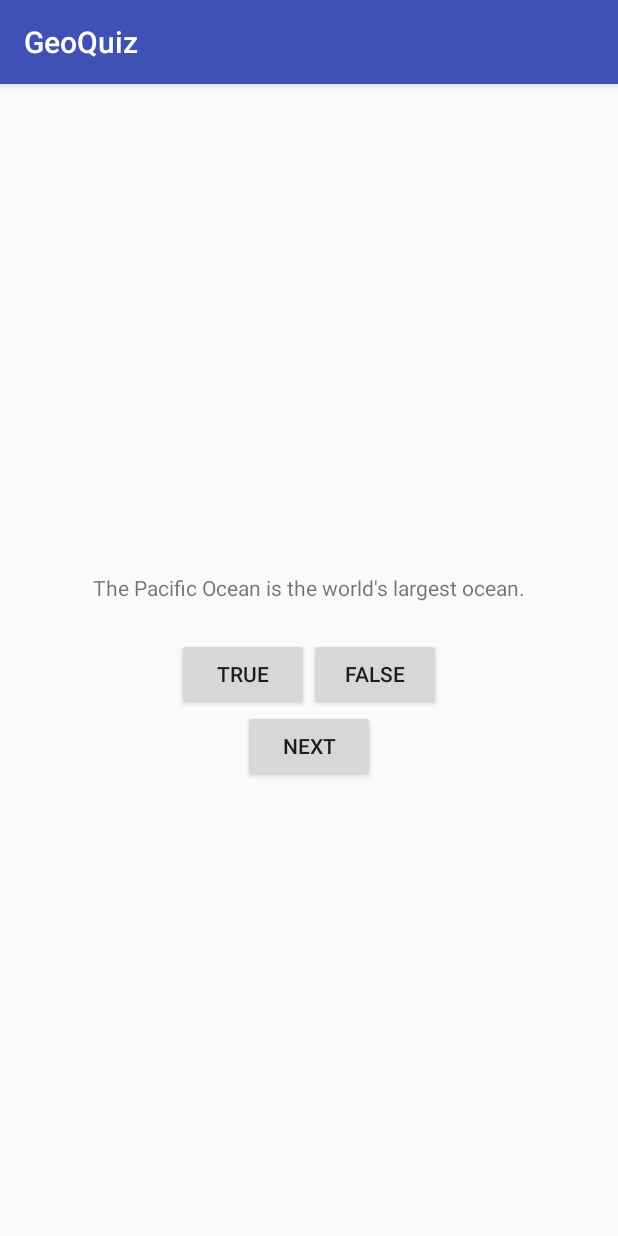
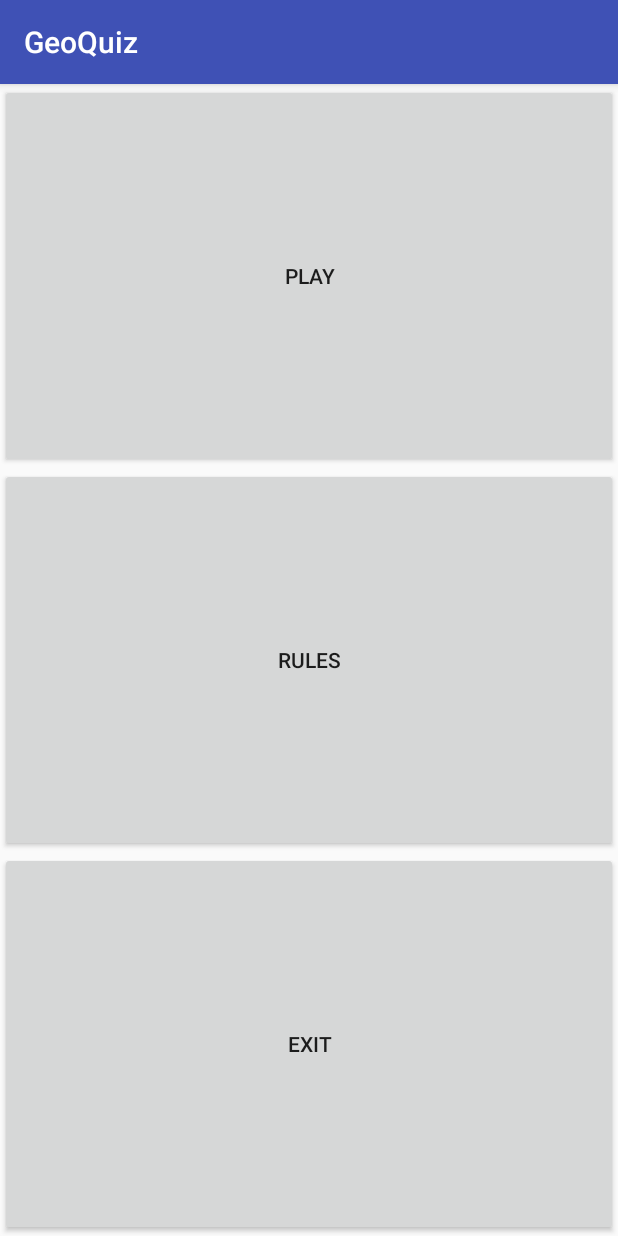
Before and after one commit to keyikeyi/geo-quiz, an Android app: the screen it shows after launch (QuizActivity before the commit, MainActivity after it), on a phone screen of 412 x 824 dp. Run offline under Robolectric (Android 15) with nearby library versions, the phone set to English and light mode, and no system bars.

Commit message:
Add play_button, rules_button and exit_button

```diff
--- a/app/src/main/AndroidManifest.xml
+++ b/app/src/main/AndroidManifest.xml
@@ -9,13 +9,13 @@
         android:roundIcon="@mipmap/ic_launcher_round"
         android:supportsRtl="true"
         android:theme="@style/AppTheme">
-        <activity android:name=".QuizActivity">
+        <activity android:name=".MainActivity">
             <intent-filter>
                 <action android:name="android.intent.action.MAIN" />
-
                 <category android:name="android.intent.category.LAUNCHER" />
             </intent-filter>
         </activity>
+        <activity android:name=".QuizActivity"></activity>
     </application>
 
 </manifest>
--- /dev/null
+++ b/app/src/main/java/com/example/tankeyi/geoquiz/MainActivity.java
@@ -0,0 +1,23 @@
+package com.example.tankeyi.geoquiz;
+
+import android.support.v7.app.AppCompatActivity;
+import android.os.Bundle;
+import android.view.View;
+import android.widget.Button;
+import android.content.Intent;
+
+public class MainActivity extends AppCompatActivity {
+    @Override
+    protected void onCreate(Bundle savedInstanceState) {
+        super.onCreate(savedInstanceState);
+        setContentView(R.layout.activity_main);
+
+        Button mPlayButton = (Button) findViewById(R.id.play_button);
+        mPlayButton.setOnClickListener(new View.OnClickListener() {
+            @Override
+            public void onClick(View view) {
+                startActivity(new Intent(MainActivity.this, QuizActivity.class));
+            }
+        });
+    }
+}
--- a/app/src/main/java/com/example/tankeyi/geoquiz/QuizActivity.java
+++ b/app/src/main/java/com/example/tankeyi/geoquiz/QuizActivity.java
@@ -8,7 +8,6 @@ import android.widget.TextView;
 import android.widget.Toast;
 
 public class QuizActivity extends AppCompatActivity {
-
     private Button mTrueButton;
     private Button mFalseButton;
     private Button mNextButton;
--- /dev/null
+++ b/app/src/main/res/layout/activity_main.xml
@@ -0,0 +1,30 @@
+<?xml version="1.0" encoding="utf-8"?>
+
+<LinearLayout
+    xmlns:android="http://schemas.android.com/apk/res/android"
+    android:layout_width="match_parent"
+    android:layout_height="match_parent"
+    android:orientation="vertical" >
+
+    <Button
+        android:id="@+id/play_button"
+        android:layout_width="match_parent"
+        android:layout_height="wrap_content"
+        android:layout_weight="1"
+        android:text="@string/play_button"/>
+
+    <Button
+        android:id="@+id/rules_button"
+        android:layout_width="match_parent"
+        android:layout_height="wrap_content"
+        android:layout_weight="1"
+        android:text="@string/rules_button"/>
+
+    <Button
+        android:id="@+id/exit_button"
+        android:layout_width="match_parent"
+        android:layout_height="wrap_content"
+        android:layout_weight="1"
+        android:text="@string/exit_button"/>
+
+</LinearLayout>
--- a/app/src/main/res/values/strings.xml
+++ b/app/src/main/res/values/strings.xml
@@ -9,4 +9,7 @@
     <string name="questions_river">The Amazon River is the world\'s longest river.</string>
     <string name="questions_lake">The Lake Baikal is the world\'s deepest lake.</string>
     <string name="questions_canada">Toronto is the capital of Canada.</string>
+    <string name="play_button">Play</string>
+    <string name="rules_button">Rules</string>
+    <string name="exit_button">Exit</string>
 </resources>
```
Also changed, not shown: 11 other files.
